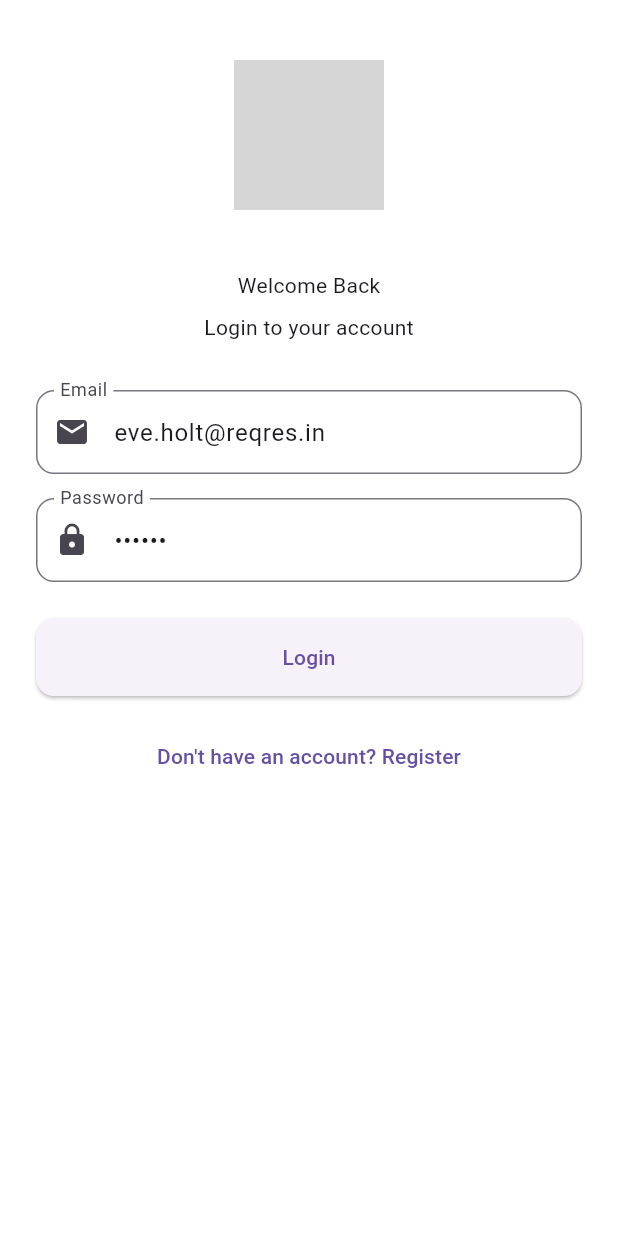
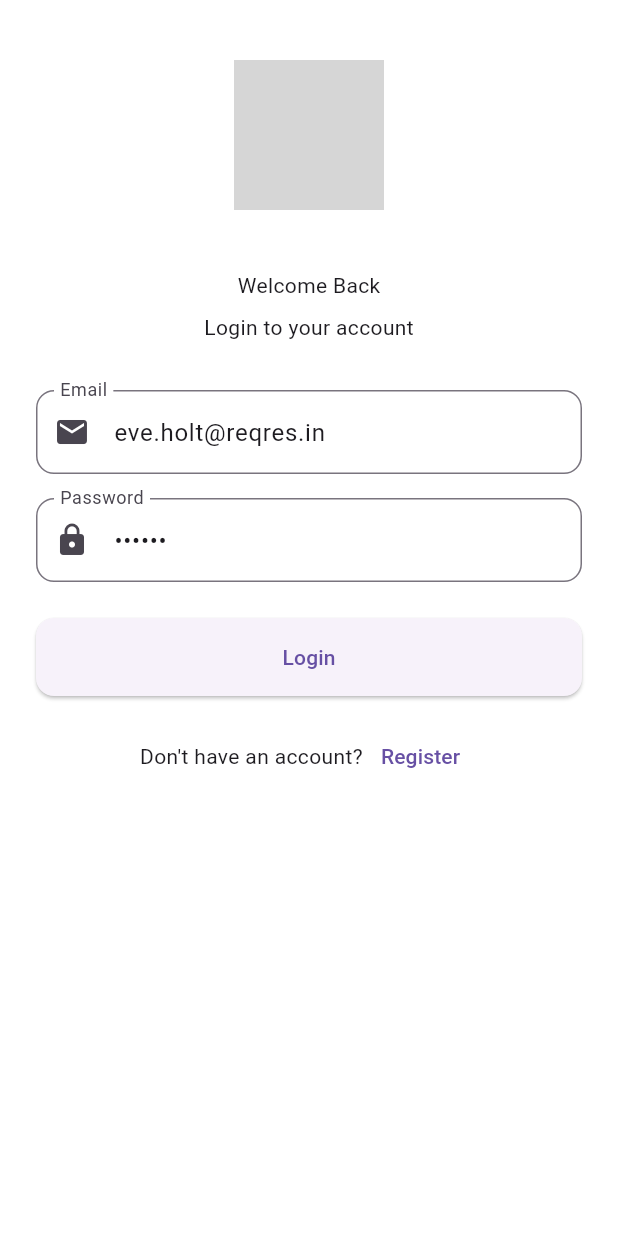
Before and after one commit to AdeebAbubacker/doodle, a Flutter app: the screen it shows after launch, on a phone screen of 412 x 824 dp. Run offline on Flutter 3.47's test engine with Material 3 defaults, Android fonts, the phone set to English and light mode, and no system bars; our stand-ins replace flutter_bloc, get_it, google_fonts; Roboto replaces fonts that are missing (Ubuntu); grey boxes are pictures that could not be loaded.

Commit message:
login screen updated

```diff
--- a/lib/views/Screens/login/login_screen.dart
+++ b/lib/views/Screens/login/login_screen.dart
@@ -179,12 +179,25 @@ class LoginScreen extends StatelessWidget {
                 ),
                 const SizedBox(height: 16),
 
-                // Register Button
-                TextButton(
-                  onPressed: () {
-                    Navigator.pushNamed(context, '/register');
-                  },
-                  child: const Text("Don't have an account? Register"),
+                // // Register Button
+                // TextButton(
+                //   onPressed: () {
+                //     Navigator.pushNamed(context, '/register');
+                //   },
+                //   child: const Text("Don't have an account? Register"),
+                // ),
+                // Already have account
+                Row(
+                  mainAxisAlignment: MainAxisAlignment.center,
+                  children: [
+                    const Text("Don't have an account?"),
+                    TextButton(
+                      onPressed: () {
+                        Navigator.pushNamed(context, '/register');
+                      },
+                      child: const Text('Register'),
+                    ),
+                  ],
                 ),
               ],
             ),
```
